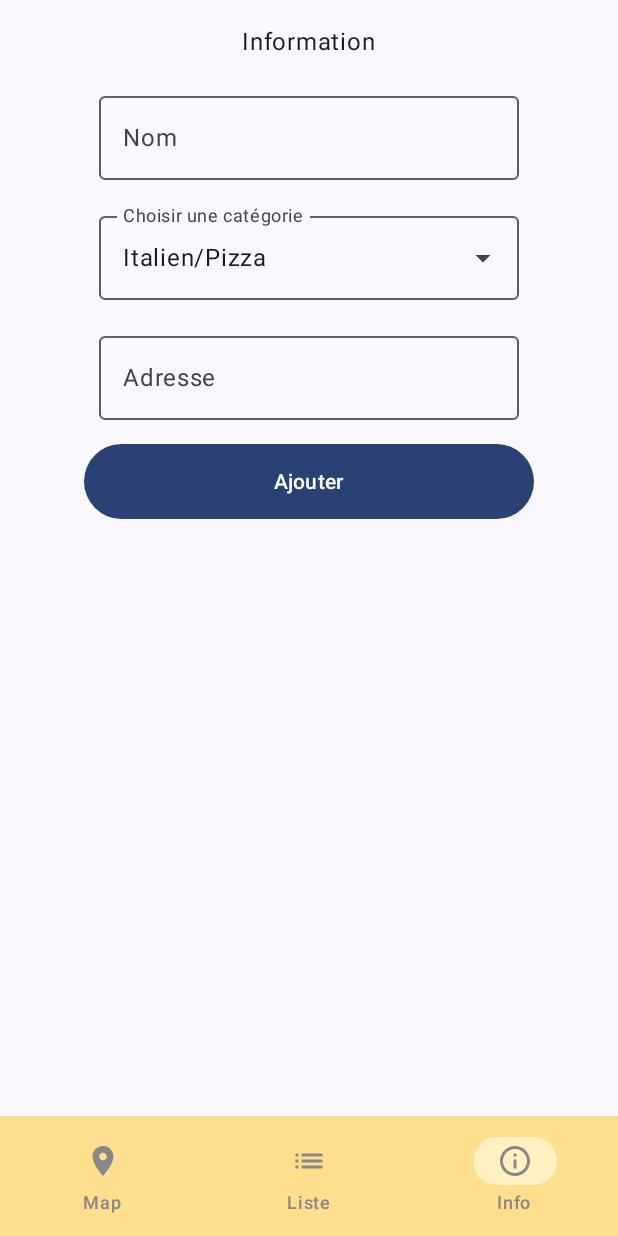
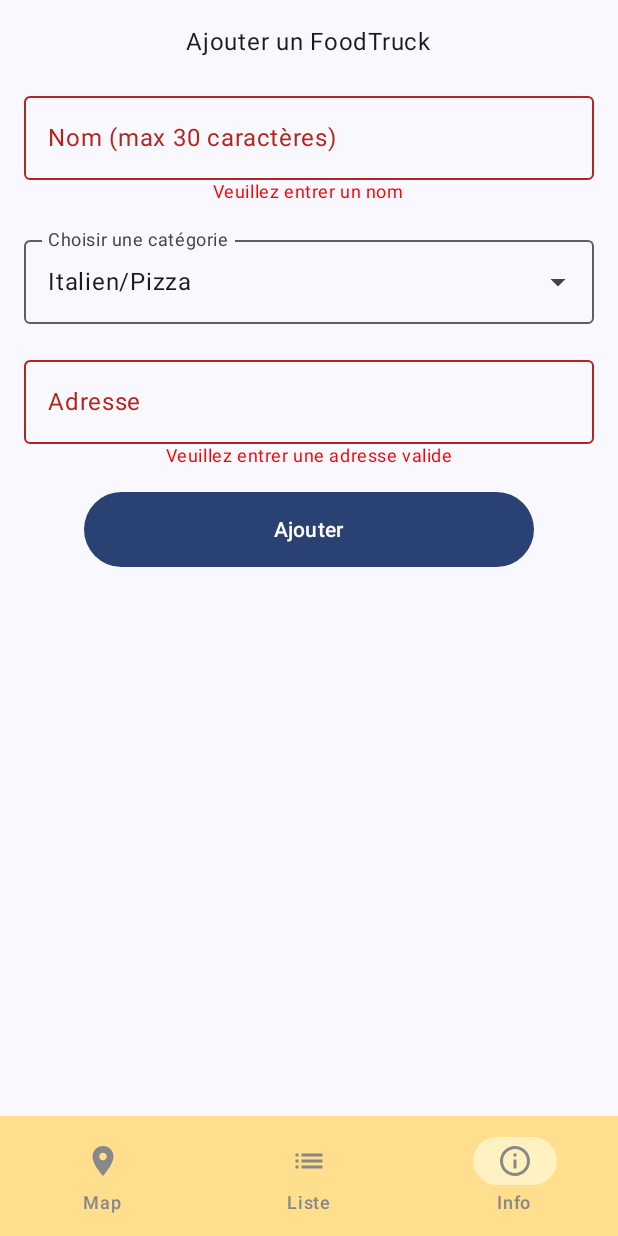
Before and after one commit to helenavan/FoodTruckCompose, an Android app built with Jetpack Compose: the InformationScreen screen opened through its navigation route, after a tap on "Ajouter", on a phone screen of 412 x 824 dp. Run offline under Robolectric (Android 15) with nearby library versions, the phone set to English and light mode, and no system bars; our stand-ins replace Dagger/Hilt's generated code, Firebase (no records; nobody signed in at launch, a user with empty details on screens opened directly); libraries missing offline, so code that uses them is left out: org.osmdroid.config, org.osmdroid.library, org.osmdroid.tileprovider, org.osmdroid.util, org.osmdroid.views; 4 statements that could not run were skipped.

Commit message:
Refactored fields with errors

```diff
--- a/app/src/main/java/com/toulousehvl/myfoodtruck/data/model/Truck.kt
+++ b/app/src/main/java/com/toulousehvl/myfoodtruck/data/model/Truck.kt
@@ -36,7 +36,7 @@ sealed class CategoryTruck {
             return when (this) {
                 "Italien/Pizza" -> Italian
                 "Burger" -> Burger
-                "Asia" -> Asian
+                "Asiatique" -> Asian
                 "Japonais" -> Japanese
                 "Africain" -> African
                 "Kebab" -> Kebab
@@ -48,9 +48,9 @@ sealed class CategoryTruck {
             return when (this) {
                 is Italian -> "Italien/Pizza"
                 is Burger -> "Burger"
-                is Asian -> "Asia"
-                is Japanese -> "Sushi"
-                is African -> "African"
+                is Asian -> "Asiatique"
+                is Japanese -> "Japonais"
+                is African -> "Africain"
                 is Kebab -> "Kebab"
                 else -> "Burger"
             }
--- a/app/src/main/java/com/toulousehvl/myfoodtruck/ui/theme/screens/InformationScreen.kt
+++ b/app/src/main/java/com/toulousehvl/myfoodtruck/ui/theme/screens/InformationScreen.kt
@@ -1,6 +1,5 @@
 package com.toulousehvl.myfoodtruck.ui.theme.screens
 
-import android.util.Log
 import androidx.compose.foundation.clickable
 import androidx.compose.foundation.layout.Arrangement
 import androidx.compose.foundation.layout.Box
@@ -13,12 +12,15 @@ import androidx.compose.foundation.shape.RoundedCornerShape
 import androidx.compose.material.icons.Icons
 import androidx.compose.material.icons.filled.ArrowDropDown
 import androidx.compose.material.icons.filled.ArrowDropUp
+import androidx.compose.material.icons.filled.Clear
 import androidx.compose.material3.Button
 import androidx.compose.material3.DropdownMenuItem
 import androidx.compose.material3.ExperimentalMaterial3Api
 import androidx.compose.material3.ExposedDropdownMenuBox
 import androidx.compose.material3.ExposedDropdownMenuDefaults
 import androidx.compose.material3.Icon
+import androidx.compose.material3.IconButton
+import androidx.compose.material3.MaterialTheme
 import androidx.compose.material3.OutlinedTextField
 import androidx.compose.material3.Text
 import androidx.compose.runtime.Composable
@@ -31,9 +33,12 @@ import androidx.compose.ui.Alignment
 import androidx.compose.ui.Modifier
 import androidx.compose.ui.focus.FocusRequester
 import androidx.compose.ui.focus.focusRequester
-import androidx.compose.ui.text.input.TextFieldValue
+import androidx.compose.ui.graphics.Color
+import androidx.compose.ui.platform.LocalContext
+import androidx.compose.ui.res.stringResource
 import androidx.compose.ui.tooling.preview.Preview
 import androidx.compose.ui.unit.dp
+import com.toulousehvl.myfoodtruck.R
 
 @OptIn(ExperimentalMaterial3Api::class)
 @Composable
@@ -43,18 +48,23 @@ fun InformationScreen() {
         verticalArrangement = Arrangement.Center,
         horizontalAlignment = Alignment.CenterHorizontally
     ) {
-        var truckName by remember { mutableStateOf(TextFieldValue()) }
-        var truckAddress by remember { mutableStateOf(TextFieldValue()) }
-        var truckCategory by remember { mutableStateOf(TextFieldValue()) }
+        var truckName by remember { mutableStateOf("") }
+        var truckAddress by remember { mutableStateOf("") }
+        var truckCategory by remember { mutableStateOf("") }
+        var showError by remember { mutableStateOf(false) }
+        val maxLength = 30
+        val maxLengthAddress = 100
 
-        Text(text = "Information")
+        Text(text = stringResource(R.string.ajouter_un_foodtruck))
         Spacer(modifier = Modifier.height(16.dp))
 
-        OutlinedTextField(
+        CustomTextField(
             value = truckName,
             onValueChange = { truckName = it },
-            label = { Text(text = "Nom") },
-            maxLines = 1
+            label = stringResource(id = R.string.nom_max_caract_res, maxLength),
+            errorMessage = if (truckName.isEmpty() && showError) stringResource(R.string.veuillez_entrer_un_nom) else null,
+            maxLength = maxLength,
+            singleLine = true
         )
 
         Spacer(modifier = Modifier.height(16.dp))
@@ -63,33 +73,95 @@ fun InformationScreen() {
 
         Spacer(modifier = Modifier.height(16.dp))
 
-        OutlinedTextField(
+        CustomTextField(
             value = truckAddress,
             onValueChange = { truckAddress = it },
-            label = { Text(text = "Adresse") },
-            maxLines = 2
+            label = stringResource(id = R.string.adresse),
+            errorMessage = when {
+                truckAddress.isEmpty() && showError -> stringResource(R.string.veuillez_entrer_une_adresse_valide)
+                truckAddress.length >= maxLengthAddress -> stringResource(
+                    R.string.adresse_max_characteres,
+                    maxLengthAddress
+                )
+
+                else -> null
+            },
+            maxLength = maxLengthAddress,
+            singleLine = false,
+            maxLines = 3
         )
 
         Spacer(modifier = Modifier.height(16.dp))
 
+        SubmitButton(onClick = {
+            //TODO custom error by field
+            showError =
+                truckName.isEmpty() || truckAddress.isEmpty() || (truckCategory.length >= maxLengthAddress)
+        })
+    }
+}
+
+@Composable
+fun SubmitButton(onClick: () -> Unit) {
     Box(modifier = Modifier.padding(40.dp, 0.dp, 40.dp, 0.dp)) {
         Button(
-                onClick = {},
+            onClick = onClick,
             shape = RoundedCornerShape(50.dp),
             modifier = Modifier
                 .fillMaxWidth()
                 .height(50.dp)
         ) {
-                Text(text = "Ajouter")
+            Text(text = stringResource(R.string.ajouter))
         }
     }
+}
+
+@Composable
+fun CustomTextField(
+    value: String,
+    onValueChange: (String) -> Unit,
+    label: String,
+    errorMessage: String? = null,
+    maxLength: Int,
+    singleLine: Boolean,
+    maxLines: Int? = null
+) {
+    OutlinedTextField(
+        value = value,
+        onValueChange = { newValue ->
+
+            if (newValue.length <= maxLength) {
+                onValueChange(newValue.trimStart { it == '0' }.trimEnd { it == '0' })
+            }
+
+        },
+        label = { Text(text = label) },
+        trailingIcon = {
+            if (value.isNotEmpty()) {
+                IconButton(onClick = { onValueChange("") }) {
+                    Icon(Icons.Default.Clear, contentDescription = "Effacer")
+                }
+            }
+        },
+        singleLine = singleLine,
+        isError = errorMessage != null,
+        modifier = Modifier.fillMaxWidth(),
+        maxLines = maxLines ?: 1
+    )
+
+    errorMessage?.let {
+        Text(
+            text = it,
+            color = Color.Red,
+            style = MaterialTheme.typography.bodySmall
+        )
     }
 }
 
 @OptIn(ExperimentalMaterial3Api::class)
 @Composable
 fun DropdownMenuWithFocus() {
-    val categories = listOf("Italien/Pizza", "Thaï", "Asiatique", "Africain", "Kebab", "Burger", "Autre")
+    val categories = LocalContext.current.resources.getStringArray(R.array.food_categories).toList()
     var expanded by remember { mutableStateOf(false) }
     var selectedOption by remember { mutableStateOf(categories[0]) }
 
@@ -115,12 +187,14 @@ fun DropdownMenuWithFocus() {
             value = selectedOption,
             onValueChange = { selectedOption = it },
             readOnly = true,
-            label = { Text("Choisir une catégorie") },
+            label = { Text(stringResource(R.string.choisir_une_cat_gorie)) },
             trailingIcon = {
                 Icon(icon, "", Modifier.clickable { expanded = !expanded })
             },
             //need this line to show the dropdown menu
-            modifier = Modifier.menuAnchor()
+            modifier = Modifier
+                .menuAnchor()
+                .fillMaxWidth()
         )
 
         ExposedDropdownMenu(
@@ -128,7 +202,6 @@ fun DropdownMenuWithFocus() {
             onDismissRequest = { expanded = false }
         ) {
             categories.forEach { category ->
-                Log.d("DropdownMenuWithFocus", "=== DropdownMenu category list: $category")
                 DropdownMenuItem(
                     text = { Text(category) },
                     onClick = {
--- a/app/src/main/java/com/toulousehvl/myfoodtruck/ui/theme/screens/TrucksListScreen.kt
+++ b/app/src/main/java/com/toulousehvl/myfoodtruck/ui/theme/screens/TrucksListScreen.kt
@@ -95,7 +95,7 @@ fun TruckItem(truck: Truck, onItemClick: (Truck) -> Unit) {
             Image(
                 modifier = Modifier.padding(4.dp, 2.dp, 2.dp, 4.dp),
                 painter = painterResource(id = setTruckCategorie(truck.categorie.toString())),
-                contentDescription = "frittes"
+                contentDescription = "frites"
             )
 
             Column {
@@ -121,13 +121,13 @@ fun TruckItem(truck: Truck, onItemClick: (Truck) -> Unit) {
 
 private fun setTruckCategorie(category: String): Int {
     return when (category) {
-        CategoryTruck.Italian.toCategoryTruckString() -> R.drawable.ic_frittes
+        CategoryTruck.Italian.toCategoryTruckString() -> R.drawable.ic_pizza
         CategoryTruck.Burger.toCategoryTruckString() -> R.drawable.ic_burger
         CategoryTruck.Asian.toCategoryTruckString() -> R.drawable.ic_thai
         CategoryTruck.Japanese.toCategoryTruckString() -> R.drawable.ic_sushi
         CategoryTruck.African.toCategoryTruckString() -> R.drawable.ic_africain
         CategoryTruck.Kebab.toCategoryTruckString() -> R.drawable.ic_kebab
-        else -> R.drawable.ic_frittes
+        else -> R.drawable.ic_vegetarien
     }
 }
 
--- a/app/src/main/res/values/strings.xml
+++ b/app/src/main/res/values/strings.xml
@@ -1,3 +1,23 @@
 <resources>
     <string name="app_name">My Food Truck</string>
+    <string name="ajouter_un_foodtruck">Ajouter un FoodTruck</string>
+    <string name="nom_max_caract_res">Nom (max %1$s caractères)</string>
+    <string name="veuillez_entrer_un_nom">Veuillez entrer un nom</string>
+    <string name="le_texte_d_passe_la_limite_de_caract_res">Le texte dépasse la limite de %1$s caractères</string>
+    <string name="adresse">Adresse</string>
+    <string name="ajouter">Ajouter</string>
+    <string name="choisir_une_cat_gorie">Choisir une catégorie</string>
+    <string name="veuillez_entrer_une_adresse_valide">Veuillez entrer une adresse valide</string>
+    <string name="adresse_max_characteres">l\'adresse est trop longue</string>
+
+    <string-array name="food_categories">
+        <item>Italien/Pizza</item>
+        <item>Burger</item>
+        <item>Asiatique</item>
+        <item>Japonais</item>
+        <item>Africain</item>
+        <item>Kebab</item>
+        <item>Autre</item>
+    </string-array>
+
 </resources>
```
Lines whose indentation alone changed are shown as unchanged.
